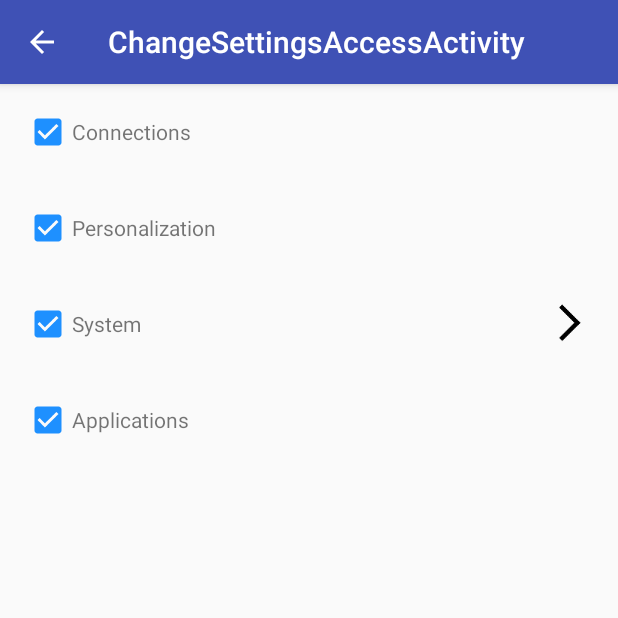
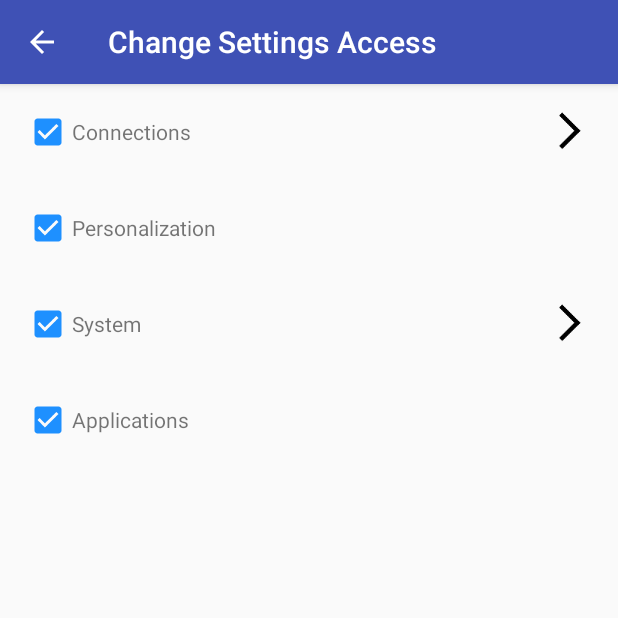
Before and after one commit to li2/android-3rd-lib-tutorial, an Android app: the ChangeSettingsAccessActivity screen opened directly, with no data from a screen before it, on a phone screen of 412 x 824 dp, the top half of it. Run offline under Robolectric (Android 15) with nearby library versions, the phone set to English and light mode, and no system bars; our stand-ins replace ButterKnife.

```diff
--- a/app/src/main/java/me/li2/android/tutorial/Gson/ChangeSettingsAccess/ChangeSettingsAccessActivity.java
+++ b/app/src/main/java/me/li2/android/tutorial/Gson/ChangeSettingsAccess/ChangeSettingsAccessActivity.java
@@ -3,8 +3,6 @@ package me.li2.android.tutorial.Gson.ChangeSettingsAccess;
 import android.os.Bundle;
 import android.support.v4.app.Fragment;
 import android.view.MenuItem;
-
-import java.util.ArrayList;
 
 import me.li2.android.tutorial.BasicUI.BasicFragmentContainerActivity;
 
@@ -19,14 +17,17 @@ public class ChangeSettingsAccessActivity extends BasicFragmentContainerActivity
     private static final String TAG = makeLogTag(ChangeSettingsAccessActivity.class);
 
     private SettingsAccessProvider mDataProvider;
-    private ArrayList<SettingsAccessItem> mRootItems;
+    public SettingsAccessItem mCurrentItem;
 
     @Override
     protected void onCreate(Bundle savedInstanceState) {
         super.onCreate(savedInstanceState);
         mDataProvider = new SettingsAccessProvider(this);
-        mRootItems = mDataProvider.getRootItems();
-        updateItems(mRootItems);
+
+        SettingsAccessItem rootItem = mDataProvider.getRootItem();
+        if (rootItem != null) {
+            updateView(rootItem);
+        }
     }
 
     @Override
@@ -36,18 +37,44 @@ public class ChangeSettingsAccessActivity extends BasicFragmentContainerActivity
         return fragment;
     }
 
+    // Back to Previous Screen
+    @Override
+    public boolean onOptionsItemSelected(MenuItem item) {
+        switch (item.getItemId()) {
+            case android.R.id.home:
+                SettingsAccessItem prevItem = mDataProvider.pop();
 
+                if (prevItem == null) {
+                    finish();
+                } else {
+                    updateView(prevItem);
+                }
+                return true;
+
+            default:
+                super.onOptionsItemSelected(item);
+                return true;
+        }
+    }
+
+    // Enter into Next Screen
     private ChangeSettingsAccessFragment.OnSettingsAccessItemClickListener mOnSettingsAccessItemClickListener =
             new ChangeSettingsAccessFragment.OnSettingsAccessItemClickListener() {
                 @Override
                 public void onSettingsAccessItemClick(SettingsAccessItem item) {
-                    updateItems(item.subItems);
+                    mDataProvider.push(mCurrentItem);
+                    updateView(item);
                 }
             };
 
-    private void updateItems(ArrayList<SettingsAccessItem> items) {
-        if (mFragment != null && mFragment instanceof ChangeSettingsAccessFragment) {
-            ((ChangeSettingsAccessFragment) mFragment).setItems(items);
+    private void updateView(SettingsAccessItem item) {
+        if (item != null) {
+            mCurrentItem = item;
+            getSupportActionBar().setTitle(item.title);
+
+            if (mFragment != null && mFragment instanceof ChangeSettingsAccessFragment) {
+                ((ChangeSettingsAccessFragment) mFragment).setItems(item.subItems);
+            }
         }
     }
 }
--- a/app/src/main/java/me/li2/android/tutorial/Gson/ChangeSettingsAccess/SettingsAccessItem.java
+++ b/app/src/main/java/me/li2/android/tutorial/Gson/ChangeSettingsAccess/SettingsAccessItem.java
@@ -10,7 +10,7 @@ import java.util.ArrayList;
 public class SettingsAccessItem {
     public String title;
     public boolean isAdminAccessOnly;
-    public ArrayList<SettingsAccessItem> subItems;
+    public ArrayList<SettingsAccessItem> subItems = new ArrayList<>();
 
     public boolean hasSubitems() {
         return subItems != null && subItems.size() > 0;
--- a/app/src/main/java/me/li2/android/tutorial/Gson/ChangeSettingsAccess/SettingsAccessProvider.java
+++ b/app/src/main/java/me/li2/android/tutorial/Gson/ChangeSettingsAccess/SettingsAccessProvider.java
@@ -22,7 +22,8 @@ import static me.li2.android.tutorial.BasicUI.LogHelper.makeLogTag;
 public class SettingsAccessProvider {
     private static final String TAG = makeLogTag(SettingsAccessProvider.class);
     private Context mContext;
-    private ArrayList<SettingsAccessItem> mRootItems = new ArrayList<>();
+    private ArrayList<SettingsAccessItem> mAllItems = new ArrayList<>();
+    private ArrayList<SettingsAccessItem> mChainedItems = new ArrayList<>();
 
     public SettingsAccessProvider(Context context) {
         mContext = context;
@@ -30,17 +31,51 @@ public class SettingsAccessProvider {
         try {
             JSONObject jsonBody = new JSONObject(settingsString);
             JSONObject settingsJsonObject = jsonBody.getJSONObject("settings_access");
-            JSONArray settingJsonArray = settingsJsonObject.getJSONArray("items");
-            mRootItems = parseItems(settingJsonArray);
+            parseItems(mAllItems, settingsJsonObject);
         } catch (JSONException e) {
             LOGE(TAG, "failed to parse R.raw.settings_access_data " + e.getMessage());
             e.printStackTrace();
         }
     }
 
+    // first-in last-out stack
+    public synchronized void push(SettingsAccessItem item) {
+        if (item != null) {
+            mChainedItems.add(item);
+        }
+    }
 
-    public ArrayList<SettingsAccessItem> getRootItems() {
-        return mRootItems;
+    public synchronized SettingsAccessItem pop() {
+        if (mChainedItems.isEmpty()) {
+            return null;
+        }
+        SettingsAccessItem item = mChainedItems.get(mChainedItems.size()-1);
+        mChainedItems.remove(item);
+        return item;
+    }
+
+    public SettingsAccessItem getRootItem() {
+        if (mAllItems != null && mAllItems.size() > 0) {
+            return mAllItems.get(0);
+        }
+        return null;
+    }
+
+    private void parseItems(ArrayList<SettingsAccessItem> items, JSONObject settingJsonObject) throws JSONException {
+        SettingsAccessItem item = new SettingsAccessItem();
+        items.add(item);
+        item.title = settingJsonObject.getString("title");
+        item.isAdminAccessOnly = settingJsonObject.getBoolean("is_only_admin_access");
+
+        boolean hasSubItems = settingJsonObject.getBoolean("has_subitems");
+        if (hasSubItems) {
+            JSONArray settingJsonArray = settingJsonObject.getJSONArray("items");
+            for (int i = 0; i < settingJsonArray.length(); i++) {
+                parseItems(item.subItems, settingJsonArray.getJSONObject(i));
+            }
+        } else {
+            return;
+        }
     }
 
     private ArrayList<SettingsAccessItem> parseItems(JSONArray settingJsonArray) throws JSONException {
```
Also changed, not shown: app/src/main/res/raw/settings_access_data.json (+16 -1 lines).
